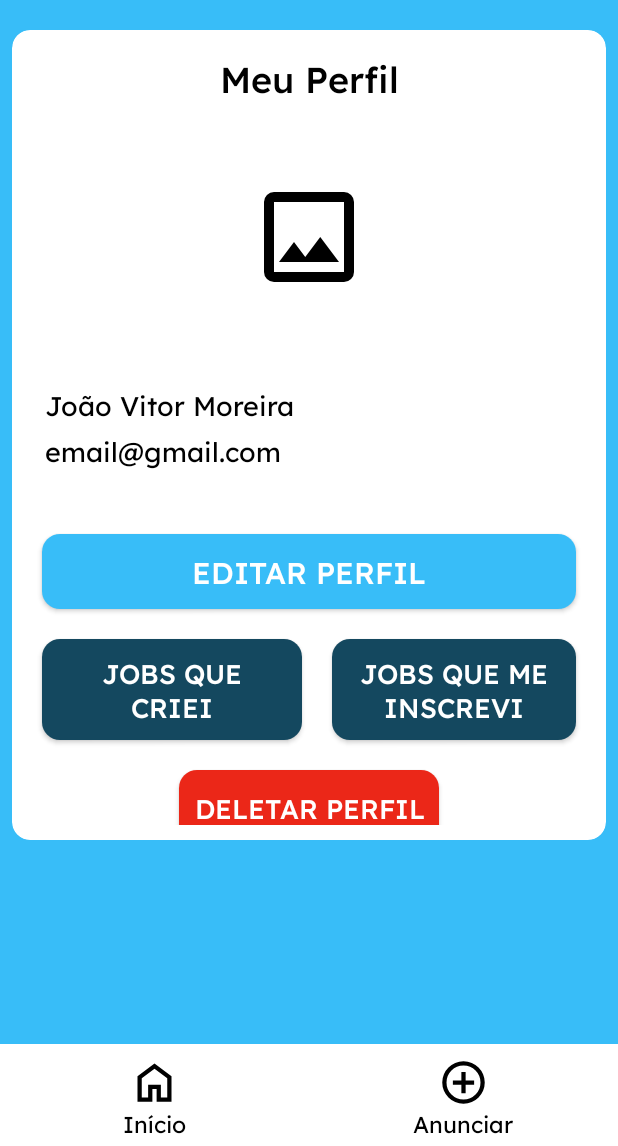
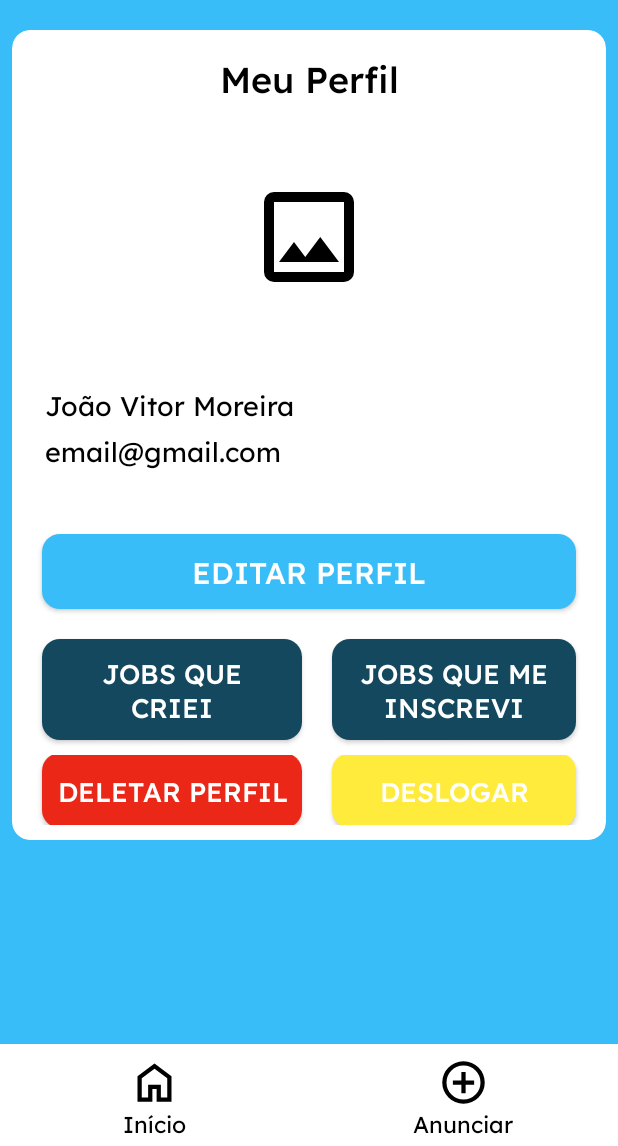
Before and after one commit to vitormneris/task-hub-app-android-java, an Android app: the MyProfilePage screen opened directly, with no data from a screen before it, on a phone screen of 412 x 824 dp, the part 90-1236 px from its top. Run offline under Robolectric (Android 15) with nearby library versions, the phone set to English and light mode, and no system bars; our stand-ins replace Picasso; pictures from the network do not load; 3 statements that could not run were skipped.

Commit message:
Botão de deslogar

```diff
--- a/app/src/main/java/com/codecrafters/taskhub/EditJob.java
+++ b/app/src/main/java/com/codecrafters/taskhub/EditJob.java
@@ -240,7 +240,7 @@ public class EditJob extends AppCompatActivity {
                         if (jobService.update(jobId, jobNew)) Toast.makeText(getApplicationContext(), "Trabalho atualizado com sucesso!", Toast.LENGTH_LONG).show();
                         else Toast.makeText(getApplicationContext(), "Não há conexão com a internet!", Toast.LENGTH_LONG).show();
 
-                        Intent intent = new Intent(EditJob.this, MainActivity.class);
+                        Intent intent = new Intent(EditJob.this, MyJobs.class);
                         intent.addFlags(Intent.FLAG_ACTIVITY_CLEAR_TOP | Intent.FLAG_ACTIVITY_NEW_TASK);
                         intent.putExtra("userId", userId);
                         startActivity(intent);
--- a/app/src/main/res/layout/activity_my_profile_page.xml
+++ b/app/src/main/res/layout/activity_my_profile_page.xml
@@ -197,6 +197,10 @@
                                         android:backgroundTint="@color/darkBlue"
                                         style="@style/Button"/>
                                 </LinearLayout>
+                            <LinearLayout
+                                android:layout_width="match_parent"
+                                android:layout_height="wrap_content"
+                                android:orientation="horizontal">
 
                                 <androidx.appcompat.widget.AppCompatButton
                                     android:id="@+id/btnDeleteAccount"
@@ -211,6 +215,22 @@
                                     android:fontFamily="@font/lexend_medium"
                                     android:backgroundTint="@color/red"
                                     style="@style/Button"/>
+
+                                <androidx.appcompat.widget.AppCompatButton
+                                    android:id="@+id/btnLogOut"
+                                    android:layout_width="match_parent"
+                                    android:layout_height="50dp"
+                                    android:padding="10dp"
+                                    android:layout_margin="10dp"
+                                    android:text="Deslogar"
+                                    android:layout_gravity="center"
+                                    android:textColor="@color/white"
+                                    android:textSize="18sp"
+                                    android:fontFamily="@font/lexend_medium"
+                                    android:backgroundTint="@color/yellow"
+                                    style="@style/Button"/>
+
+                            </LinearLayout>
 
                             </LinearLayout>
 
```
Also changed, not shown: app/src/main/java/com/codecrafters/taskhub/JobPage.java (+13 -7 lines), app/src/main/java/com/codecrafters/taskhub/MyProfilePage.java (+12 -0 lines).
